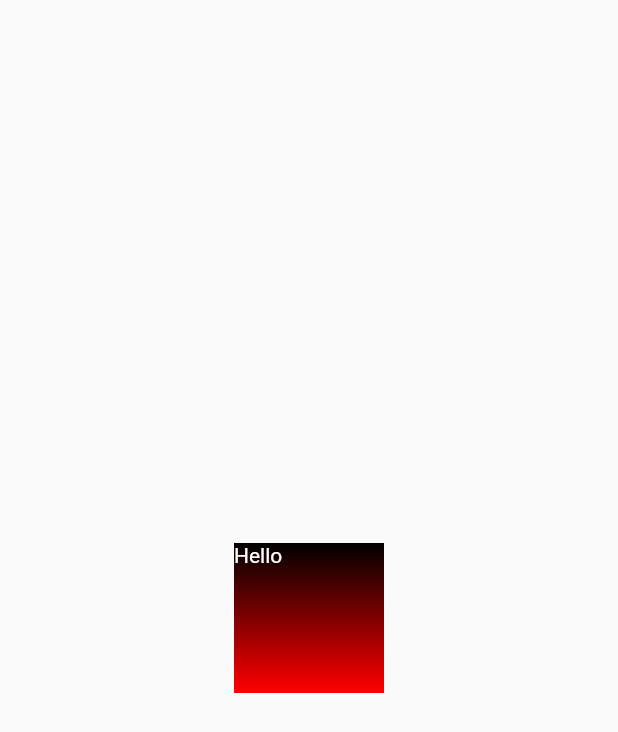
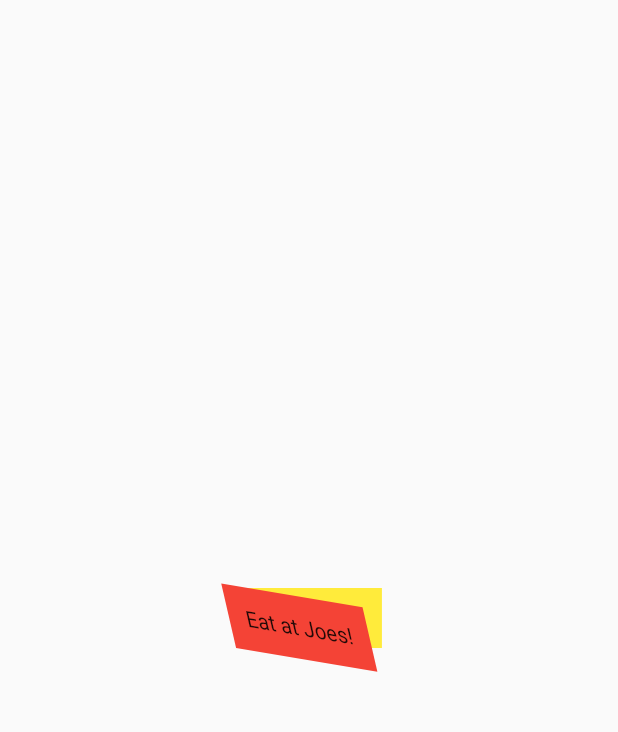
Before and after one commit to lizazz/flutter_test, a Flutter app: the screen it shows after launch, on a phone screen of 412 x 824 dp. Shown: the top 732 px of the screen. Run offline on Flutter 3.47's test engine with Material 2 defaults, Android fonts, the phone set to English and light mode, and no system bars.

```diff
--- a/lib/main.dart
+++ b/lib/main.dart
@@ -12,47 +12,19 @@ class MyApp extends StatelessWidget {
 class Home extends StatelessWidget {
   @override
   Widget build(BuildContext inContext) {
-     _showIt() {
-       showModalBottomSheet(context: inContext,
-           builder: (BuildContext inContext) {
-              return Column(
-                mainAxisSize: MainAxisSize.min,
-                children: [
-                  Text("What's your favorite pet?"),
-                  FlatButton(
-                      onPressed: () {Navigator.of(inContext).pop();},
-                      child: Text("Dog")
-                  ),
-                  FlatButton(
-                      onPressed: () {Navigator.of(inContext).pop();},
-                      child: Text("Cat")
-                  ),
-                  FlatButton(
-                      onPressed: () {Navigator.of(inContext).pop();},
-                      child: Text("Ferret")
-                  )
-                ],
-              );
-           }
-       );
-    }
-
     return Scaffold(
       body: Center(
-        child: DecoratedBox(
-          decoration: BoxDecoration(
-            gradient: LinearGradient(
-              begin: Alignment.topCenter,
-              end: Alignment.bottomCenter,
-              colors: [Color(0xFF000000), Color(0xFFFF0000)],
-              tileMode: TileMode.repeated
+        child: Container(
+            color: Colors.yellow,
+            child: Transform(
+              alignment: Alignment.bottomLeft,
+              transform: Matrix4.skewY(0.4)..rotateZ(-3 / 12.0),
+              child: Container(
+                padding: const EdgeInsets.all(12.0),
+                color: Colors.red,
+                child: Text("Eat at Joes!"),
+              ),
             )
-          ),
-          child: Container(width: 100, height: 100,
-            child: Text("Hello",
-              style: TextStyle(color: Colors.white),
-            ),
-          ),
         )
       )
     );
```
